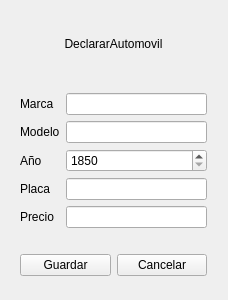
Above: tax_system/declarar_automovil.ui from PR2-2018-Sec2/Project-Pr2 before the change. Below: the same form after it.
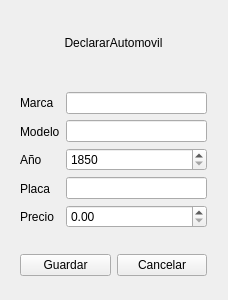
That is the form after the change.

```diff
--- a/tax_system/declarar_automovil.ui
+++ b/tax_system/declarar_automovil.ui
@@ -13,7 +13,7 @@
   <property name="windowTitle">
    <string>Form</string>
   </property>
-  <widget class="QWidget" name="">
+  <widget class="QWidget" name="layoutWidget">
    <property name="geometry">
     <rect>
      <x>20</x>
@@ -140,7 +140,11 @@
          <widget class="QLineEdit" name="lineEdit_placa"/>
         </item>
         <item>
-         <widget class="QLineEdit" name="lineEdit_precio"/>
+         <widget class="QDoubleSpinBox" name="lineEdit_precio">
+          <property name="maximum">
+           <double>99999999.989999994635582</double>
+          </property>
+         </widget>
         </item>
        </layout>
       </item>
```
Left out of the diff: 20 changed lines with no effect on the pictures.
